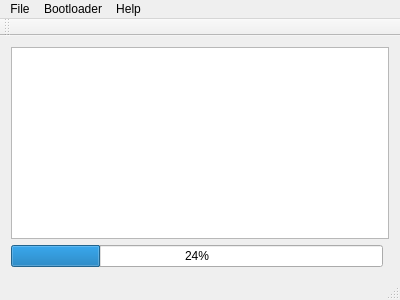
This is qt/project/src/mainwindow.ui in Crystal-Photonics/crystalBoot as Qt 5 draws it before an edit. The edited form follows.
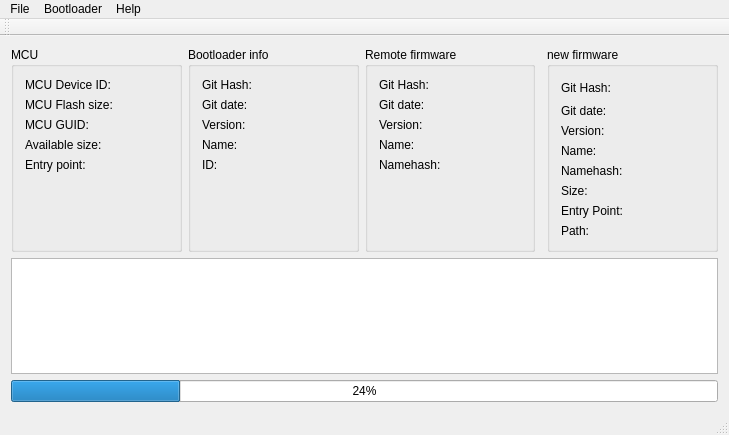
This is the edited form.

Diff of the .ui file:
```diff
--- a/qt/project/src/mainwindow.ui
+++ b/qt/project/src/mainwindow.ui
@@ -6,8 +6,8 @@
    <rect>
     <x>0</x>
     <y>0</y>
-    <width>400</width>
-    <height>300</height>
+    <width>729</width>
+    <height>435</height>
    </rect>
   </property>
   <property name="windowTitle">
@@ -15,16 +15,387 @@
   </property>
   <widget class="QWidget" name="centralWidget">
    <layout class="QGridLayout" name="gridLayout">
-    <item row="1" column="0" colspan="2">
+    <item row="0" column="2">
+     <widget class="QGroupBox" name="groupBox_2">
+      <property name="title">
+       <string>Remote firmware</string>
+      </property>
+      <layout class="QGridLayout" name="gridLayout_4">
+       <item row="3" column="0">
+        <widget class="QLabel" name="label_9">
+         <property name="text">
+          <string>Name:</string>
+         </property>
+        </widget>
+       </item>
+       <item row="4" column="0">
+        <widget class="QLabel" name="label_10">
+         <property name="text">
+          <string>Namehash:</string>
+         </property>
+        </widget>
+       </item>
+       <item row="1" column="0">
+        <widget class="QLabel" name="label_7">
+         <property name="text">
+          <string>Git date:</string>
+         </property>
+        </widget>
+       </item>
+       <item row="2" column="0">
+        <widget class="QLabel" name="label_8">
+         <property name="text">
+          <string>Version:</string>
+         </property>
+        </widget>
+       </item>
+       <item row="0" column="0">
+        <widget class="QLabel" name="label_6">
+         <property name="text">
+          <string>Git Hash:</string>
+         </property>
+        </widget>
+       </item>
+       <item row="6" column="0">
+        <spacer name="verticalSpacer_3">
+         <property name="orientation">
+          <enum>Qt::Vertical</enum>
+         </property>
+         <property name="sizeHint" stdset="0">
+          <size>
+           <width>20</width>
+           <height>40</height>
+          </size>
+         </property>
+        </spacer>
+       </item>
+       <item row="6" column="1">
+        <spacer name="horizontalSpacer_3">
+         <property name="orientation">
+          <enum>Qt::Horizontal</enum>
+         </property>
+         <property name="sizeHint" stdset="0">
+          <size>
+           <width>40</width>
+           <height>20</height>
+          </size>
+         </property>
+        </spacer>
+       </item>
+      </layout>
+     </widget>
+    </item>
+    <item row="0" column="0">
+     <widget class="QGroupBox" name="groupBox_3">
+      <property name="title">
+       <string>MCU</string>
+      </property>
+      <layout class="QGridLayout" name="gridLayout_2">
+       <item row="0" column="0">
+        <widget class="QLabel" name="label">
+         <property name="text">
+          <string>MCU Device ID:</string>
+         </property>
+        </widget>
+       </item>
+       <item row="1" column="0">
+        <widget class="QLabel" name="label_2">
+         <property name="text">
+          <string>MCU Flash size:</string>
+         </property>
+        </widget>
+       </item>
+       <item row="2" column="0">
+        <widget class="QLabel" name="label_3">
+         <property name="text">
+          <string>MCU GUID:</string>
+         </property>
+        </widget>
+       </item>
+       <item row="3" column="0">
+        <widget class="QLabel" name="label_4">
+         <property name="text">
+          <string>Available size:</string>
+         </property>
+        </widget>
+       </item>
+       <item row="4" column="0">
+        <widget class="QLabel" name="label_5">
+         <property name="text">
+          <string>Entry point:</string>
+         </property>
+        </widget>
+       </item>
+       <item row="6" column="0">
+        <spacer name="verticalSpacer">
+         <property name="orientation">
+          <enum>Qt::Vertical</enum>
+         </property>
+         <property name="sizeHint" stdset="0">
+          <size>
+           <width>20</width>
+           <height>40</height>
+          </size>
+         </property>
+        </spacer>
+       </item>
+       <item row="6" column="1">
+        <spacer name="horizontalSpacer">
+         <property name="orientation">
+          <enum>Qt::Horizontal</enum>
+         </property>
+         <property name="sizeHint" stdset="0">
+          <size>
+           <width>40</width>
+           <height>20</height>
+          </size>
+         </property>
+        </spacer>
+       </item>
+       <item row="0" column="1">
+        <widget class="QLabel" name="lblMCU_devid">
+         <property name="text">
+          <string/>
+         </property>
+        </widget>
+       </item>
+       <item row="1" column="1">
+        <widget class="QLabel" name="lblMCU_fsize">
+         <property name="text">
+          <string/>
+         </property>
+        </widget>
+       </item>
+       <item row="2" column="1">
+        <widget class="QLabel" name="lblMCU_guid">
+         <property name="text">
+          <string/>
+         </property>
+        </widget>
+       </item>
+       <item row="3" column="1">
+        <widget class="QLabel" name="lblMCU_avSize">
+         <property name="text">
+          <string/>
+         </property>
+        </widget>
+       </item>
+       <item row="4" column="1">
+        <widget class="QLabel" name="lblMCU_entryPoint">
+         <property name="text">
+          <string/>
+         </property>
+        </widget>
+       </item>
+      </layout>
+     </widget>
+    </item>
+    <item row="0" column="4">
+     <widget class="QGroupBox" name="groupBox_5">
+      <property name="title">
+       <string>new firmware</string>
+      </property>
+      <layout class="QGridLayout" name="gridLayout_6">
+       <item row="0" column="0">
+        <widget class="QLabel" name="label_16">
+         <property name="text">
+          <string>Git Hash:</string>
+         </property>
+        </widget>
+       </item>
+       <item row="1" column="0">
+        <widget class="QLabel" name="label_17">
+         <property name="text">
+          <string>Git date:</string>
+         </property>
+        </widget>
+       </item>
+       <item row="2" column="0">
+        <widget class="QLabel" name="label_18">
+         <property name="text">
+          <string>Version:</string>
+         </property>
+        </widget>
+       </item>
+       <item row="3" column="0">
+        <widget class="QLabel" name="label_19">
+         <property name="text">
+          <string>Name:</string>
+         </property>
+        </widget>
+       </item>
+       <item row="4" column="0">
+        <widget class="QLabel" name="label_21">
+         <property name="text">
+          <string>Namehash:</string>
+         </property>
+        </widget>
+       </item>
+       <item row="5" column="0">
+        <widget class="QLabel" name="label_20">
+         <property name="text">
+          <string>Size:</string>
+         </property>
+        </widget>
+       </item>
+       <item row="9" column="0">
+        <spacer name="verticalSpacer_4">
+         <property name="orientation">
+          <enum>Qt::Vertical</enum>
+         </property>
+         <property name="sizeHint" stdset="0">
+          <size>
+           <width>20</width>
+           <height>40</height>
+          </size>
+         </property>
+        </spacer>
+       </item>
+       <item row="7" column="0">
+        <widget class="QLabel" name="label_22">
+         <property name="text">
+          <string>Path:</string>
+         </property>
+        </widget>
+       </item>
+       <item row="0" column="1">
+        <spacer name="horizontalSpacer_4">
+         <property name="orientation">
+          <enum>Qt::Horizontal</enum>
+         </property>
+         <property name="sizeHint" stdset="0">
+          <size>
+           <width>40</width>
+           <height>20</height>
+          </size>
+         </property>
+        </spacer>
+       </item>
+       <item row="6" column="0">
+        <widget class="QLabel" name="label_23">
+         <property name="text">
+          <string>Entry Point:</string>
+         </property>
+        </widget>
+       </item>
+      </layout>
+     </widget>
+    </item>
+    <item row="2" column="0" colspan="5">
      <widget class="QPlainTextEdit" name="plainTextEdit"/>
     </item>
-    <item row="2" column="0">
+    <item row="3" column="0" colspan="5">
      <widget class="QProgressBar" name="progressBar">
       <property name="value">
        <number>24</number>
       </property>
      </widget>
     </item>
+    <item row="0" column="1">
+     <widget class="QGroupBox" name="groupBox_4">
+      <property name="title">
+       <string>Bootloader info</string>
+      </property>
+      <layout class="QGridLayout" name="gridLayout_5">
+       <item row="4" column="0">
+        <widget class="QLabel" name="label_14">
+         <property name="text">
+          <string>Name:</string>
+         </property>
+        </widget>
+       </item>
+       <item row="2" column="0">
+        <widget class="QLabel" name="label_12">
+         <property name="text">
+          <string>Git date:</string>
+         </property>
+        </widget>
+       </item>
+       <item row="3" column="0">
+        <widget class="QLabel" name="label_13">
+         <property name="text">
+          <string>Version:</string>
+         </property>
+        </widget>
+       </item>
+       <item row="1" column="0">
+        <widget class="QLabel" name="label_11">
+         <property name="text">
+          <string>Git Hash:</string>
+         </property>
+        </widget>
+       </item>
+       <item row="5" column="0">
+        <widget class="QLabel" name="label_15">
+         <property name="text">
+          <string>ID:</string>
+         </property>
+        </widget>
+       </item>
+       <item row="7" column="0">
+        <spacer name="verticalSpacer_2">
+         <property name="orientation">
+          <enum>Qt::Vertical</enum>
+         </property>
+         <property name="sizeHint" stdset="0">
+          <size>
+           <width>20</width>
+           <height>40</height>
+          </size>
+         </property>
+        </spacer>
+       </item>
+       <item row="7" column="1">
+        <spacer name="horizontalSpacer_2">
+         <property name="orientation">
+          <enum>Qt::Horizontal</enum>
+         </property>
+         <property name="sizeHint" stdset="0">
+          <size>
+           <width>40</width>
+           <height>20</height>
+          </size>
+         </property>
+        </spacer>
+       </item>
+       <item row="1" column="1">
+        <widget class="QLabel" name="lblBL_GitHash">
+         <property name="text">
+          <string/>
+         </property>
+        </widget>
+       </item>
+       <item row="2" column="1">
+        <widget class="QLabel" name="lblBL_GitDate">
+         <property name="text">
+          <string/>
+         </property>
+        </widget>
+       </item>
+       <item row="3" column="1">
+        <widget class="QLabel" name="lblBL_Version">
+         <property name="text">
+          <string/>
+         </property>
+        </widget>
+       </item>
+       <item row="4" column="1">
+        <widget class="QLabel" name="lblBL_Name">
+         <property name="text">
+          <string/>
+         </property>
+        </widget>
+       </item>
+       <item row="5" column="1">
+        <widget class="QLabel" name="lblBL_ID">
+         <property name="text">
+          <string/>
+         </property>
+        </widget>
+       </item>
+      </layout>
+     </widget>
+    </item>
    </layout>
   </widget>
   <widget class="QMenuBar" name="menuBar">
@@ -32,7 +403,7 @@
     <rect>
      <x>0</x>
      <y>0</y>
-     <width>400</width>
+     <width>729</width>
      <height>20</height>
     </rect>
    </property>
```
Left out of the diff: 14 changed lines with no effect on the pictures.
